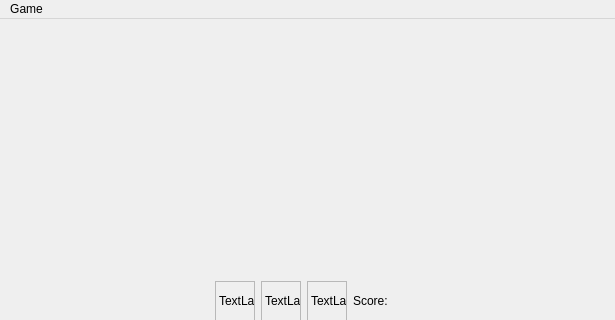
Above: mainwindow.ui from muarvyn/ColorLines before the change; both pictures show x 0 to 615 and y 0 to 320 of the 615 by 605 pixel window. Below: the same form after it.
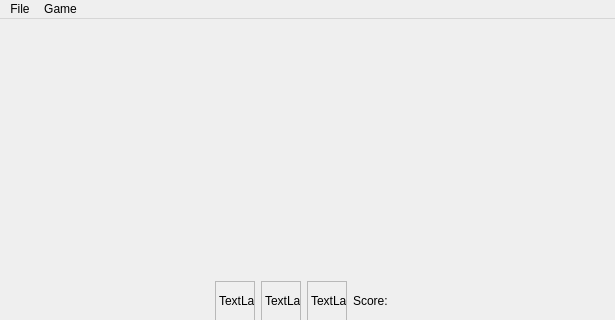
That is the form after the change. Icons and pictures are not drawn.

What changed in the file:
```diff
--- a/mainwindow.ui
+++ b/mainwindow.ui
@@ -161,6 +161,13 @@
     </property>
     <addaction name="actionNew"/>
    </widget>
+   <widget class="QMenu" name="menuFile">
+    <property name="title">
+     <string>File</string>
+    </property>
+    <addaction name="actionSave"/>
+   </widget>
+   <addaction name="menuFile"/>
    <addaction name="menuGame"/>
   </widget>
   <widget class="QStatusBar" name="statusbar"/>
```
Left out of the diff: 14 changed lines with no effect on the pictures.
